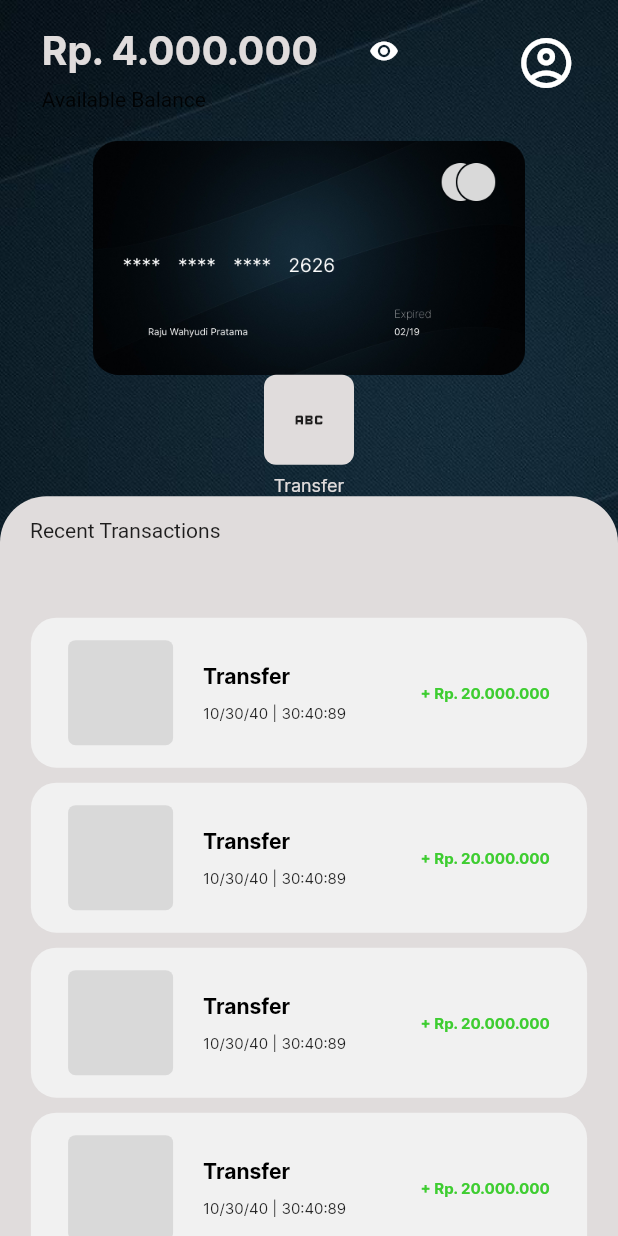
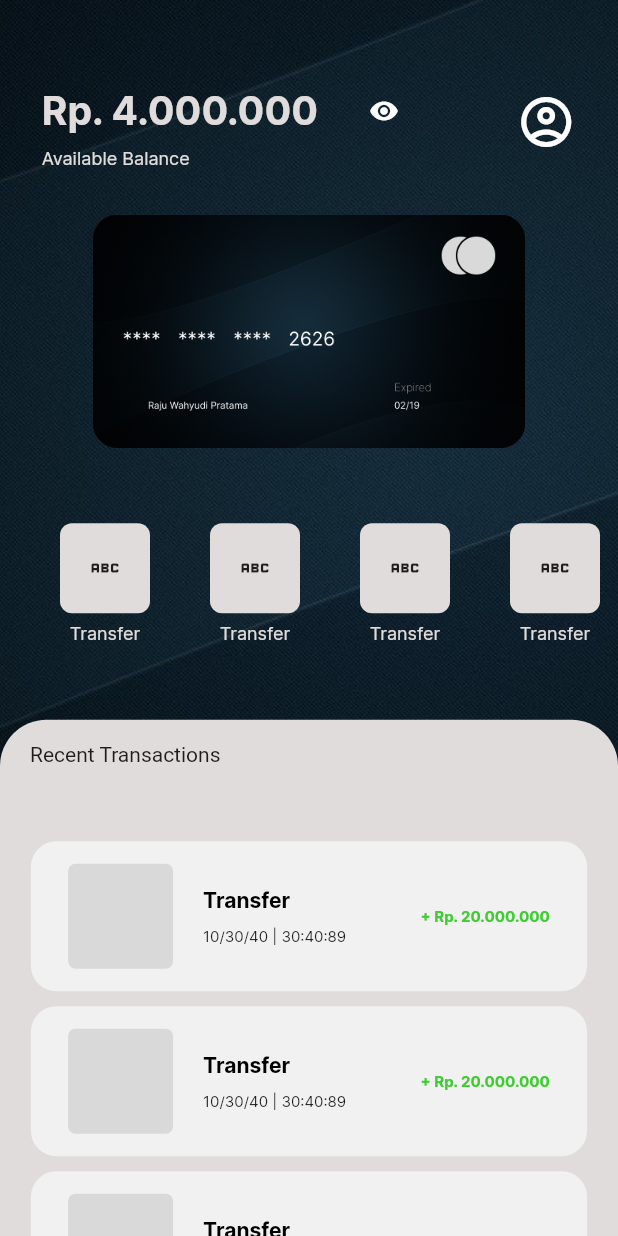
Before and after one commit to rajuwahyudii/mainmenu_mobile_banking-Flutter, a Flutter app: the screen it shows after launch, on a phone screen of 412 x 824 dp. Run offline on Flutter 3.47's test engine with Material 2 defaults, Android fonts, the phone set to English and light mode, and no system bars.

Commit message:
add listmenubutton widget for button menu in main menu and add some textstyle for information balance

```diff
--- a/lib/pages/mainmenu.dart
+++ b/lib/pages/mainmenu.dart
@@ -4,6 +4,7 @@ import 'package:flutter/material.dart';
 import 'package:mobile_banking_menu/widgets/button/buttonmenu.dart';
 import 'package:mobile_banking_menu/widgets/information_balance.dart';
 import 'package:mobile_banking_menu/widgets/listhistory.dart';
+import 'package:mobile_banking_menu/widgets/listmenubutton.dart';
 
 class MainMenu extends StatelessWidget {
   const MainMenu({Key? key}) : super(key: key);
@@ -33,7 +34,7 @@ class MainMenu extends StatelessWidget {
                     "assets/images/card.png",
                     width: size.width * 0.7,
                   ),
-                  const ButtonMenuWidget(),
+                  const ListMenuButtonWidget(),
                   ListHistoryWidget(
                     width: size.width,
                     height: size.height * 0.5,
--- a/lib/theme/font.dart
+++ b/lib/theme/font.dart
@@ -47,3 +47,11 @@ const TextStyle balanceTextStyle = TextStyle(
   fontSize: 26,
   color: greyBackgroundColor,
 );
+
+//available balance textstyle
+const TextStyle availablebalanceTextStyle = TextStyle(
+  fontFamily: 'inter',
+  fontWeight: FontWeight.w400,
+  fontSize: 12,
+  color: greyBackgroundColor,
+);
--- a/lib/widgets/button/buttonmenu.dart
+++ b/lib/widgets/button/buttonmenu.dart
@@ -8,6 +8,10 @@ class ButtonMenuWidget extends StatelessWidget {
   @override
   Widget build(BuildContext context) {
     return GestureDetector(
+      child: Container(
+        margin: const EdgeInsets.only(
+          left: 40,
+        ),
         child: Column(
           children: [
             Container(
@@ -30,6 +34,7 @@ class ButtonMenuWidget extends StatelessWidget {
             )
           ],
         ),
+      ),
     );
   }
 }
--- a/lib/widgets/information_balance.dart
+++ b/lib/widgets/information_balance.dart
@@ -13,11 +13,14 @@ class InformationBalanceWidget extends StatelessWidget {
   Widget build(BuildContext context) {
     return Container(
       width: width,
-      padding: const EdgeInsets.only(top: 10, bottom: 20),
+      padding: const EdgeInsets.only(
+        top: 50,
+        bottom: 30,
+      ),
       child: Row(
         mainAxisAlignment: MainAxisAlignment.spaceEvenly,
         children: [
-          Container(
+          SizedBox(
             width: width * 0.7,
             child: Column(
               crossAxisAlignment: CrossAxisAlignment.start,
@@ -41,7 +44,10 @@ class InformationBalanceWidget extends StatelessWidget {
                     )
                   ],
                 ),
-                Text("Available Balance")
+                const Text(
+                  "Available Balance",
+                  style: availablebalanceTextStyle,
+                )
               ],
             ),
           ),
--- /dev/null
+++ b/lib/widgets/listmenubutton.dart
@@ -0,0 +1,27 @@
+import 'package:flutter/material.dart';
+import 'package:mobile_banking_menu/widgets/button/buttonmenu.dart';
+
+class ListMenuButtonWidget extends StatelessWidget {
+  const ListMenuButtonWidget({Key? key}) : super(key: key);
+
+  @override
+  Widget build(BuildContext context) {
+    return Container(
+      padding: const EdgeInsets.only(top: 50, bottom: 50),
+      child: SingleChildScrollView(
+        scrollDirection: Axis.horizontal,
+        child: Row(
+          mainAxisAlignment: MainAxisAlignment.start,
+          children: const [
+            ButtonMenuWidget(),
+            ButtonMenuWidget(),
+            ButtonMenuWidget(),
+            ButtonMenuWidget(),
+            ButtonMenuWidget(),
+            ButtonMenuWidget(),
+          ],
+        ),
+      ),
+    );
+  }
+}
```
Lines whose indentation alone changed are shown as unchanged.
